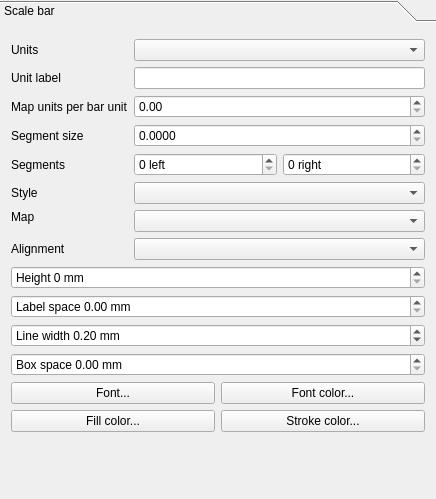
This is src/ui/qgscomposerscalebarwidgetbase.ui in qgis/QGIS as Qt 5 draws it before an edit. The edited form follows.
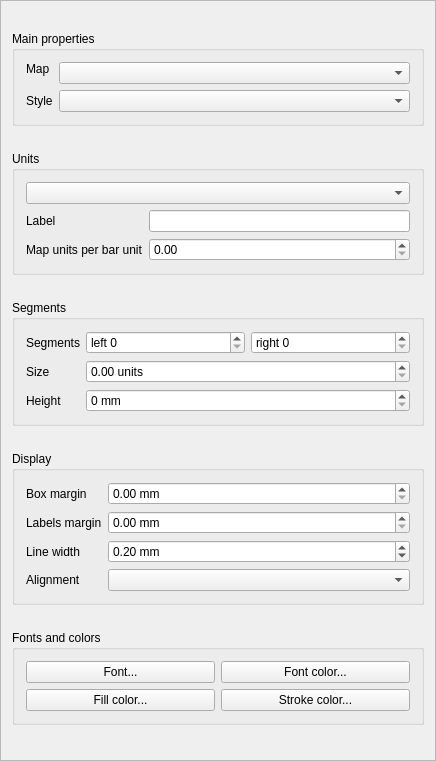
This is the edited form. Custom widgets are drawn as their Qt base class.

The edit to the form file:
```diff
--- a/src/ui/qgscomposerscalebarwidgetbase.ui
+++ b/src/ui/qgscomposerscalebarwidgetbase.ui
@@ -7,7 +7,7 @@
     <x>0</x>
     <y>0</y>
     <width>436</width>
-    <height>499</height>
+    <height>761</height>
    </rect>
   </property>
   <property name="sizePolicy">
@@ -24,43 +24,105 @@
     <number>0</number>
    </property>
    <item>
-    <widget class="QToolBox" name="toolBox">
-     <property name="currentIndex">
-      <number>0</number>
-     </property>
-     <widget class="QWidget" name="page">
-      <property name="enabled">
+    <widget class="QScrollArea" name="scrollArea">
+     <property name="widgetResizable">
        <bool>true</bool>
       </property>
+     <widget class="QWidget" name="scrollAreaWidgetContents">
       <property name="geometry">
        <rect>
         <x>0</x>
         <y>0</y>
-        <width>415</width>
-        <height>552</height>
+        <width>434</width>
+        <height>759</height>
        </rect>
       </property>
-      <attribute name="label">
-       <string>Scale bar</string>
-      </attribute>
+      <layout class="QVBoxLayout" name="mainLayout">
+       <item>
+        <widget class="QgsCollapsibleGroupBoxBasic" name="groupBox">
+         <property name="sizePolicy">
+          <sizepolicy hsizetype="Preferred" vsizetype="Maximum">
+           <horstretch>0</horstretch>
+           <verstretch>0</verstretch>
+          </sizepolicy>
+         </property>
+         <property name="title">
+          <string>Main properties</string>
+         </property>
+         <property name="collapsed" stdset="0">
+          <bool>false</bool>
+         </property>
       <layout class="QFormLayout" name="formLayout">
        <property name="fieldGrowthPolicy">
         <enum>QFormLayout::AllNonFixedFieldsGrow</enum>
        </property>
+          <item row="0" column="0">
+           <widget class="QLabel" name="mMapLabel">
+            <property name="sizePolicy">
+             <sizepolicy hsizetype="Expanding" vsizetype="Fixed">
+              <horstretch>0</horstretch>
+              <verstretch>0</verstretch>
+             </sizepolicy>
+            </property>
+            <property name="text">
+             <string>Map</string>
+            </property>
+            <property name="wordWrap">
+             <bool>true</bool>
+            </property>
+            <property name="buddy">
+             <cstring>mMapComboBox</cstring>
+            </property>
+           </widget>
+          </item>
+          <item row="0" column="1">
+           <widget class="QComboBox" name="mMapComboBox">
+            <property name="enabled">
+             <bool>true</bool>
+            </property>
+            <property name="sizePolicy">
+             <sizepolicy hsizetype="Expanding" vsizetype="Fixed">
+              <horstretch>0</horstretch>
+              <verstretch>0</verstretch>
+             </sizepolicy>
+            </property>
+           </widget>
+          </item>
        <item row="1" column="0">
-        <widget class="QLabel" name="mUnitsLabel">
+           <widget class="QLabel" name="mStyleLabel">
          <property name="text">
+             <string>Style</string>
+            </property>
+            <property name="buddy">
+             <cstring>mStyleComboBox</cstring>
+            </property>
+           </widget>
+          </item>
+          <item row="1" column="1">
+           <widget class="QComboBox" name="mStyleComboBox"/>
+          </item>
+         </layout>
+        </widget>
+       </item>
+       <item>
+        <widget class="QgsCollapsibleGroupBoxBasic" name="groupBox_2">
+         <property name="sizePolicy">
+          <sizepolicy hsizetype="Preferred" vsizetype="Maximum">
+           <horstretch>0</horstretch>
+           <verstretch>0</verstretch>
+          </sizepolicy>
+         </property>
+         <property name="title">
           <string>Units</string>
          </property>
-        </widget>
-       </item>
-       <item row="1" column="1">
-        <widget class="QComboBox" name="mUnitsComboBox"/>
-       </item>
-       <item row="3" column="0">
+         <property name="collapsed" stdset="0">
+          <bool>true</bool>
+         </property>
+         <layout class="QFormLayout" name="formLayout_2">
+          <item row="1" column="0">
         <widget class="QLabel" name="mUnitLabelLabel">
          <property name="text">
-          <string>Unit label</string>
+             <string>Label</string>
          </property>
          <property name="wordWrap">
           <bool>true</bool>
@@ -70,10 +132,10 @@
          </property>
         </widget>
        </item>
-       <item row="3" column="1">
+          <item row="1" column="1">
         <widget class="QLineEdit" name="mUnitLabelLineEdit"/>
        </item>
-       <item row="4" column="0">
+          <item row="2" column="0">
         <widget class="QLabel" name="mMapUnitsPerBarUnitLabel">
          <property name="text">
           <string>Map units per bar unit</string>
@@ -86,84 +148,72 @@
          </property>
         </widget>
        </item>
-       <item row="4" column="1">
+          <item row="2" column="1">
         <widget class="QDoubleSpinBox" name="mMapUnitsPerBarUnitSpinBox">
          <property name="maximum">
           <double>9999999999999.000000000000000</double>
          </property>
         </widget>
        </item>
-       <item row="5" column="0">
-        <widget class="QLabel" name="mSegmentSizeLabel">
-         <property name="text">
-          <string>Segment size</string>
+          <item row="0" column="0" colspan="2">
+           <widget class="QComboBox" name="mUnitsComboBox"/>
+          </item>
+         </layout>
+        </widget>
+       </item>
+       <item>
+        <widget class="QgsCollapsibleGroupBoxBasic" name="groupBox_3">
+         <property name="sizePolicy">
+          <sizepolicy hsizetype="Preferred" vsizetype="Maximum">
+           <horstretch>0</horstretch>
+           <verstretch>0</verstretch>
+          </sizepolicy>
          </property>
-         <property name="wordWrap">
+         <property name="title">
+          <string>Segments</string>
+         </property>
+         <property name="collapsed" stdset="0">
           <bool>true</bool>
          </property>
-         <property name="buddy">
-          <cstring>mSegmentSizeSpinBox</cstring>
-         </property>
-        </widget>
-       </item>
-       <item row="5" column="1">
-        <widget class="QDoubleSpinBox" name="mSegmentSizeSpinBox">
-         <property name="decimals">
-          <number>4</number>
-         </property>
-         <property name="maximum">
-          <double>9999999999999.000000000000000</double>
-         </property>
-        </widget>
-       </item>
-       <item row="6" column="0">
+         <layout class="QFormLayout" name="formLayout_3">
+          <property name="fieldGrowthPolicy">
+           <enum>QFormLayout::AllNonFixedFieldsGrow</enum>
+          </property>
+          <item row="0" column="0">
         <widget class="QLabel" name="mSegmentLabel">
          <property name="text">
           <string>Segments</string>
          </property>
         </widget>
        </item>
-       <item row="6" column="1">
+          <item row="0" column="1">
         <layout class="QHBoxLayout" name="horizontalLayout">
          <item>
           <widget class="QSpinBox" name="mSegmentsLeftSpinBox">
            <property name="suffix">
-            <string> left</string>
+               <string/>
+              </property>
+              <property name="prefix">
+               <string>left </string>
            </property>
           </widget>
          </item>
          <item>
           <widget class="QSpinBox" name="mNumberOfSegmentsSpinBox">
            <property name="suffix">
-            <string> right</string>
+               <string/>
+              </property>
+              <property name="prefix">
+               <string>right </string>
            </property>
           </widget>
          </item>
         </layout>
        </item>
-       <item row="8" column="0">
-        <widget class="QLabel" name="mStyleLabel">
+          <item row="1" column="0">
+           <widget class="QLabel" name="mSegmentSizeLabel">
          <property name="text">
-          <string>Style</string>
-         </property>
-         <property name="buddy">
-          <cstring>mStyleComboBox</cstring>
-         </property>
-        </widget>
-       </item>
-       <item row="8" column="1">
-        <widget class="QComboBox" name="mStyleComboBox"/>
-       </item>
-       <item row="9" column="0">
-        <widget class="QLabel" name="mMapLabel">
-         <property name="sizePolicy">
-          <sizepolicy hsizetype="Expanding" vsizetype="Fixed">
-           <horstretch>0</horstretch>
-           <verstretch>0</verstretch>
-          </sizepolicy>
-         </property>
-         <property name="text">
-          <string>Map</string>
+             <string>Size</string>
          </property>
          <property name="wordWrap">
           <bool>true</bool>
@@ -173,50 +223,99 @@
          </property>
         </widget>
        </item>
-       <item row="9" column="1">
-        <widget class="QComboBox" name="mMapComboBox">
-         <property name="enabled">
-          <bool>true</bool>
-         </property>
-         <property name="sizePolicy">
-          <sizepolicy hsizetype="Expanding" vsizetype="Fixed">
-           <horstretch>0</horstretch>
-           <verstretch>0</verstretch>
-          </sizepolicy>
-         </property>
-        </widget>
-       </item>
-       <item row="10" column="0">
-        <widget class="QLabel" name="mAlignmentLabel">
+          <item row="1" column="1">
+           <widget class="QDoubleSpinBox" name="mSegmentSizeSpinBox">
+            <property name="suffix">
+             <string> units</string>
+            </property>
+            <property name="decimals">
+             <number>2</number>
+            </property>
+            <property name="maximum">
+             <double>9999999999999.000000000000000</double>
+            </property>
+           </widget>
+          </item>
+          <item row="2" column="0">
+           <widget class="QLabel" name="label">
          <property name="text">
-          <string>Alignment</string>
+             <string>Height</string>
          </property>
         </widget>
        </item>
-       <item row="10" column="1">
-        <widget class="QComboBox" name="mAlignmentComboBox"/>
-       </item>
-       <item row="14" column="0" colspan="2">
+          <item row="2" column="1">
         <widget class="QSpinBox" name="mHeightSpinBox">
          <property name="suffix">
           <string> mm</string>
          </property>
          <property name="prefix">
-          <string>Height </string>
+             <string/>
          </property>
         </widget>
        </item>
-       <item row="15" column="0" colspan="2">
+         </layout>
+        </widget>
+       </item>
+       <item>
+        <widget class="QgsCollapsibleGroupBoxBasic" name="groupBox_5">
+         <property name="sizePolicy">
+          <sizepolicy hsizetype="Preferred" vsizetype="Maximum">
+           <horstretch>0</horstretch>
+           <verstretch>0</verstretch>
+          </sizepolicy>
+         </property>
+         <property name="title">
+          <string>Display</string>
+         </property>
+         <property name="collapsed" stdset="0">
+          <bool>true</bool>
+         </property>
+         <layout class="QFormLayout" name="formLayout_4">
+          <property name="fieldGrowthPolicy">
+           <enum>QFormLayout::AllNonFixedFieldsGrow</enum>
+          </property>
+          <item row="0" column="0">
+           <widget class="QLabel" name="label_4">
+            <property name="text">
+             <string>Box margin</string>
+            </property>
+           </widget>
+          </item>
+          <item row="0" column="1">
+           <widget class="QDoubleSpinBox" name="mBoxSizeSpinBox">
+            <property name="prefix">
+             <string/>
+            </property>
+            <property name="suffix">
+             <string> mm</string>
+            </property>
+           </widget>
+          </item>
+          <item row="1" column="0">
+           <widget class="QLabel" name="label_2">
+            <property name="text">
+             <string>Labels margin</string>
+            </property>
+           </widget>
+          </item>
+          <item row="1" column="1">
         <widget class="QDoubleSpinBox" name="mLabelBarSpaceSpinBox">
          <property name="prefix">
-          <string>Label space </string>
+             <string/>
          </property>
          <property name="suffix">
           <string> mm</string>
          </property>
         </widget>
        </item>
-       <item row="16" column="0" colspan="2">
+          <item row="2" column="0">
+           <widget class="QLabel" name="label_3">
+            <property name="text">
+             <string>Line width</string>
+            </property>
+           </widget>
+          </item>
+          <item row="2" column="1">
         <widget class="QDoubleSpinBox" name="mLineWidthSpinBox">
          <property name="sizePolicy">
           <sizepolicy hsizetype="Expanding" vsizetype="Fixed">
@@ -225,7 +324,7 @@
           </sizepolicy>
          </property>
          <property name="prefix">
-          <string>Line width </string>
+             <string/>
          </property>
          <property name="suffix">
           <string> mm</string>
@@ -241,17 +340,41 @@
          </property>
         </widget>
        </item>
-       <item row="17" column="0" colspan="2">
-        <widget class="QDoubleSpinBox" name="mBoxSizeSpinBox">
-         <property name="prefix">
-          <string>Box space </string>
-         </property>
-         <property name="suffix">
-          <string> mm</string>
-         </property>
-        </widget>
-       </item>
-       <item row="19" column="0" colspan="2">
+          <item row="3" column="0">
+           <widget class="QLabel" name="mAlignmentLabel">
+            <property name="text">
+             <string>Alignment</string>
+            </property>
+           </widget>
+          </item>
+          <item row="3" column="1">
+           <widget class="QComboBox" name="mAlignmentComboBox"/>
+          </item>
+         </layout>
+        </widget>
+       </item>
+       <item>
+        <widget class="QgsCollapsibleGroupBoxBasic" name="groupBox_4">
+         <property name="sizePolicy">
+          <sizepolicy hsizetype="Preferred" vsizetype="Maximum">
+           <horstretch>0</horstretch>
+           <verstretch>0</verstretch>
+          </sizepolicy>
+         </property>
+         <property name="title">
+          <string>Fonts and colors</string>
+         </property>
+         <property name="collapsed" stdset="0">
+          <bool>true</bool>
+         </property>
+         <property name="saveCheckedState" stdset="0">
+          <bool>false</bool>
+         </property>
+         <property name="saveCollapsedState" stdset="0">
+          <bool>false</bool>
+         </property>
+         <layout class="QVBoxLayout" name="verticalLayout_2">
+          <item>
         <layout class="QHBoxLayout" name="horizontalLayout2">
          <property name="margin">
           <number>0</number>
@@ -278,20 +401,7 @@
          </item>
         </layout>
        </item>
-       <item row="22" column="0" colspan="2">
-        <spacer name="verticalSpacer">
-         <property name="orientation">
-          <enum>Qt::Vertical</enum>
-         </property>
-         <property name="sizeHint" stdset="0">
-          <size>
-           <width>20</width>
-           <height>40</height>
-          </size>
-         </property>
-        </spacer>
-       </item>
-       <item row="20" column="0" colspan="2">
+          <item>
         <layout class="QHBoxLayout" name="horizontalLayout3">
          <property name="margin">
           <number>0</number>
@@ -314,11 +424,22 @@
        </item>
       </layout>
      </widget>
+       </item>
+      </layout>
+     </widget>
     </widget>
    </item>
   </layout>
  </widget>
  <layoutdefault spacing="6" margin="11"/>
+ <customwidgets>
+  <customwidget>
+   <class>QgsCollapsibleGroupBoxBasic</class>
+   <extends>QGroupBox</extends>
+   <header location="global">qgscollapsiblegroupbox.h</header>
+   <container>1</container>
+  </customwidget>
+ </customwidgets>
  <resources/>
  <connections/>
 </ui>
```
Left out of the diff: 2 changed lines with no effect on the pictures. Lines whose indentation alone changed are shown as unchanged.
